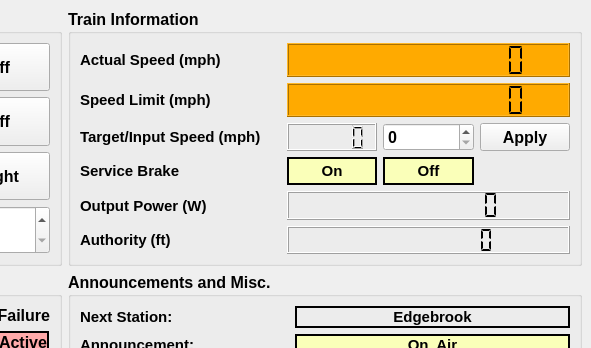
connor-marsh/ECE1140ChooChoo, file UI_Files/train_controller.ui: the form before one commit; both pictures show x 369 to 960 and y 0 to 348 of the 960 by 540 pixel window.
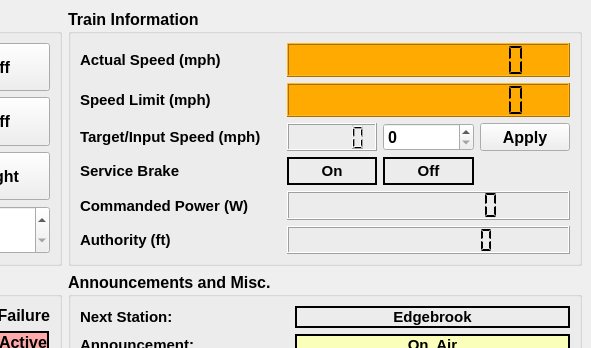
The form after the commit. Icons and pictures are not drawn.

Commit message: Adds a ton of functionality - 50 on lcd needs to fixed

```diff
--- a/UI_Files/train_controller.ui
+++ b/UI_Files/train_controller.ui
@@ -839,7 +839,7 @@
             </font>
            </property>
            <property name="text">
-            <string>Output Power (W)</string>
+            <string>Commanded Power (W)</string>
            </property>
           </widget>
          </item>
@@ -881,7 +881,7 @@
             </font>
            </property>
            <property name="styleSheet">
-            <string notr="true">background-color: rgb(250, 255, 185);</string>
+            <string notr="true"/>
            </property>
            <property name="frameShape">
             <enum>QFrame::WinPanel</enum>
@@ -917,7 +917,7 @@
             </font>
            </property>
            <property name="styleSheet">
-            <string notr="true">background-color: rgb(250, 255, 185);</string>
+            <string notr="true"/>
            </property>
            <property name="frameShape">
             <enum>QFrame::WinPanel</enum>
```
Left out of the diff: 2 changed lines with no effect on the pictures. The commit also changes 2 other files.
